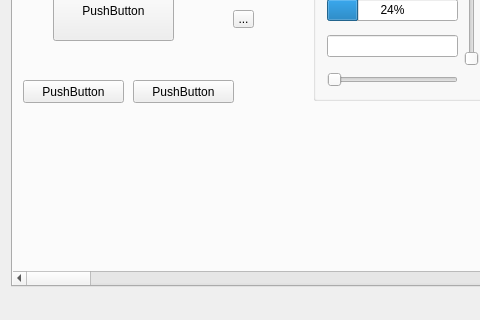
Old version of the form example/MainWindow.ui in the repository soramimi/QtDarkStyle; both pictures show x 0 to 480 and y 185 to 505 of the 765 by 505 pixel window.
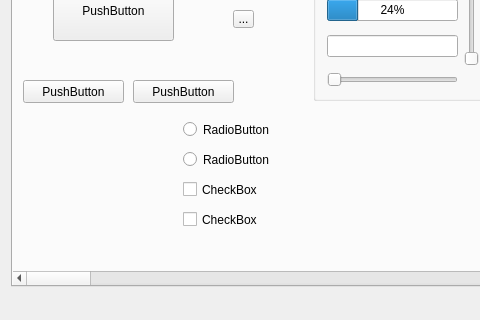
New version of the form. The open tabs and pages were chosen to show the change.

Commit message: drawSelectionFrame() 改良

Patch:
```diff
--- a/example/MainWindow.ui
+++ b/example/MainWindow.ui
@@ -192,6 +192,58 @@
             </rect>
            </property>
           </widget>
+          <widget class="QRadioButton" name="radioButton">
+           <property name="geometry">
+            <rect>
+             <x>170</x>
+             <y>220</y>
+             <width>102</width>
+             <height>19</height>
+            </rect>
+           </property>
+           <property name="text">
+            <string>RadioButton</string>
+           </property>
+          </widget>
+          <widget class="QRadioButton" name="radioButton_2">
+           <property name="geometry">
+            <rect>
+             <x>170</x>
+             <y>250</y>
+             <width>102</width>
+             <height>19</height>
+            </rect>
+           </property>
+           <property name="text">
+            <string>RadioButton</string>
+           </property>
+          </widget>
+          <widget class="QCheckBox" name="checkBox">
+           <property name="geometry">
+            <rect>
+             <x>170</x>
+             <y>280</y>
+             <width>88</width>
+             <height>19</height>
+            </rect>
+           </property>
+           <property name="text">
+            <string>CheckBox</string>
+           </property>
+          </widget>
+          <widget class="QCheckBox" name="checkBox_2">
+           <property name="geometry">
+            <rect>
+             <x>170</x>
+             <y>310</y>
+             <width>88</width>
+             <height>19</height>
+            </rect>
+           </property>
+           <property name="text">
+            <string>CheckBox</string>
+           </property>
+          </widget>
          </widget>
         </item>
         <item row="0" column="1">
```
Left out of the diff: 4 changed lines with no effect on the pictures. The commit also changes 2 other files.
